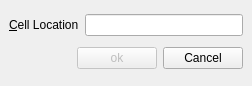
First picture: the form in 2/2.3qt-designer/gotocelldialog.ui, repository tracyliang18/QT-GUI-Programming, before the edit.
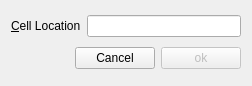
Second picture: the form after the edit.

What changed in the file:
```diff
--- a/2/2.3qt-designer/gotocelldialog.ui
+++ b/2/2.3qt-designer/gotocelldialog.ui
@@ -13,15 +13,6 @@
   <property name="windowTitle">
    <string>well</string>
   </property>
-  <widget class="QWidget" name="">
-   <property name="geometry">
-    <rect>
-     <x>9</x>
-     <y>9</y>
-     <width>234</width>
-     <height>66</height>
-    </rect>
-   </property>
    <layout class="QVBoxLayout" name="verticalLayout">
     <item>
      <layout class="QHBoxLayout" name="horizontalLayout">
@@ -59,6 +50,13 @@
         </property>
        </spacer>
       </item>
+     <item>
+      <widget class="QPushButton" name="Cancel">
+       <property name="text">
+        <string>Cancel</string>
+       </property>
+      </widget>
+     </item>
       <item>
        <widget class="QPushButton" name="ok">
         <property name="enabled">
@@ -72,24 +70,9 @@
         </property>
        </widget>
       </item>
-      <item>
-       <widget class="QPushButton" name="Cancel">
-        <property name="text">
-         <string>Cancel</string>
-        </property>
-       </widget>
-      </item>
      </layout>
     </item>
    </layout>
-  </widget>
-  <zorder>ok</zorder>
-  <zorder>Cancel</zorder>
-  <zorder>horizontalSpacer</zorder>
-  <zorder>lineEdit</zorder>
-  <zorder>label</zorder>
-  <zorder></zorder>
-  <zorder>lineEdit</zorder>
  </widget>
  <tabstops>
   <tabstop>lineEdit</tabstop>
```
Left out of the diff: 2 changed lines with no effect on the pictures. Lines whose indentation alone changed are shown as unchanged.
